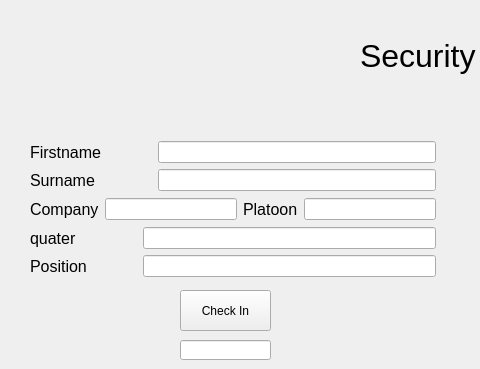
JulietRomeus/QT_ELEE, file untitled.ui: the form before one commit; both pictures show x 0 to 480 and y 0 to 369 of the 925 by 562 pixel window.
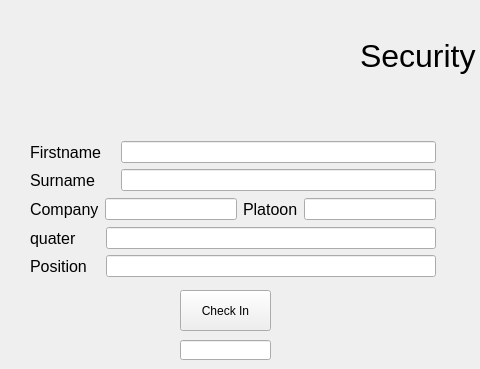
The form after the commit.

```diff
--- a/untitled.ui
+++ b/untitled.ui
@@ -85,7 +85,7 @@
        <item row="0" column="1">
         <widget class="QLabel" name="label_6">
          <property name="text">
-          <string>             </string>
+          <string/>
          </property>
         </widget>
        </item>
@@ -172,7 +172,7 @@
        <item row="0" column="1">
         <widget class="QLabel" name="label_9">
          <property name="text">
-          <string>             </string>
+          <string/>
          </property>
         </widget>
        </item>
```
Left out of the diff: 32 changed lines with no effect on the pictures.
